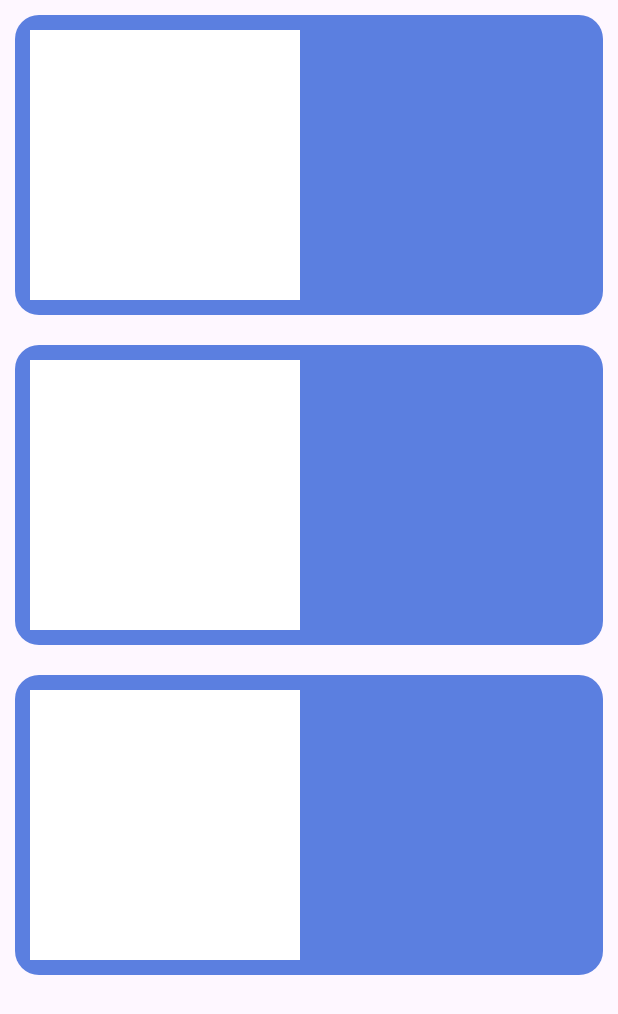
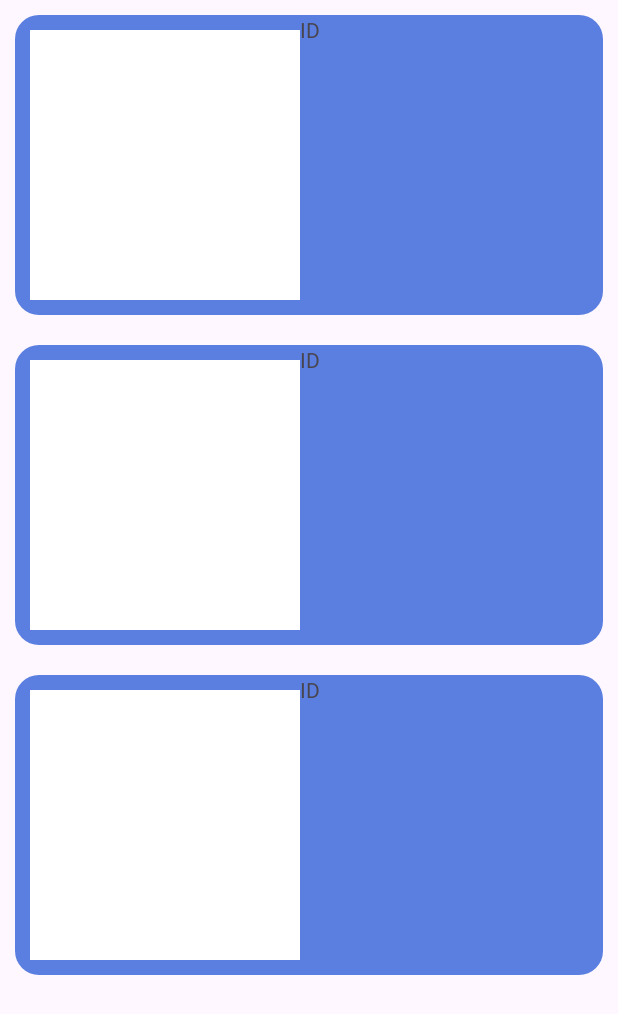
Before and after one commit to Kevingg06/RefactoringLife5_crud, an Android app: the layout fragment_delete.xml on its own in the app's theme, with its tools: preview values and no code run, on a phone screen of 412 x 824 dp. Shown: the top 1014 px of the screen. Run offline under Robolectric (Android 15) with nearby library versions, the light colour scheme and no system bars.

Commit message:
Cambio de nombres de Slideshow a Delete y cambios en el diseño para la lista deleteitem y itemproduct

```diff
--- a/app/src/main/res/layout/item_delproduct.xml
+++ b/app/src/main/res/layout/item_delproduct.xml
@@ -7,6 +7,7 @@
     android:layout_margin="10dp"
     android:background="@drawable/rounded_corners">
     <ImageView
+        android:id="@+id/imageproduct"
         android:layout_width="180dp"
         android:layout_height="180dp"
         android:layout_marginLeft="10dp"
@@ -14,6 +15,12 @@
         app:layout_constraintTop_toTopOf="@+id/contenedorItem"
         app:layout_constraintBottom_toBottomOf="@+id/contenedorItem"
         android:background="@color/white"/>
+    <TextView
+        android:text="ID"
+        android:layout_width="200dp"
+        android:layout_height="50dp"
+        app:layout_constraintStart_toEndOf="@+id/imageproduct"
+        app:layout_constraintRight_toRightOf="@+id/contenedorItem"/>
 
 
 
```
